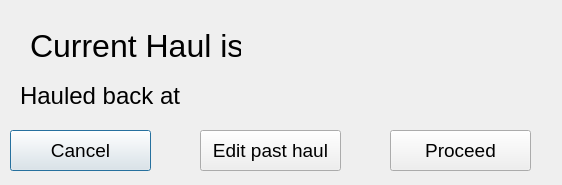
guyuhong/CLAMS, file ui/ProcessDlg.ui: the form before one commit.
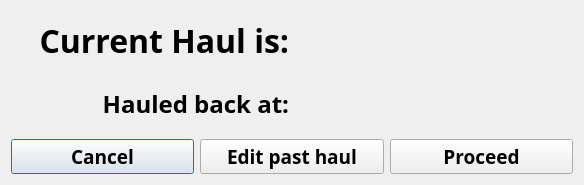
The form after the commit.

Commit message:
Updated CLAMSMain, CLAMSProcess and some related dialogs
All modules called from CLAMSProcess are commented out. Can uncomment as those modules are updated.

```diff
--- a/ui/ProcessDlg.ui
+++ b/ui/ProcessDlg.ui
@@ -6,7 +6,7 @@
    <rect>
     <x>0</x>
     <y>0</y>
-    <width>562</width>
+    <width>584</width>
     <height>185</height>
    </rect>
   </property>
@@ -19,132 +19,131 @@
   <property name="windowTitle">
    <string>Process Haul</string>
   </property>
+  <layout class="QVBoxLayout" name="verticalLayout">
+   <item>
+    <layout class="QHBoxLayout" name="horizontalLayout_3">
+     <item>
   <widget class="QLabel" name="label">
-   <property name="geometry">
-    <rect>
-     <x>30</x>
-     <y>20</y>
-     <width>211</width>
-     <height>51</height>
-    </rect>
-   </property>
    <property name="font">
     <font>
+         <family>Arial Black</family>
      <pointsize>24</pointsize>
+         <weight>75</weight>
+         <bold>true</bold>
     </font>
    </property>
    <property name="text">
-    <string>Current Haul is</string>
-   </property>
-  </widget>
+        <string>Current Haul is:</string>
+       </property>
+       <property name="alignment">
+        <set>Qt::AlignRight|Qt::AlignTrailing|Qt::AlignVCenter</set>
+       </property>
+      </widget>
+     </item>
+     <item>
   <widget class="QLabel" name="haulLabel">
-   <property name="geometry">
-    <rect>
-     <x>280</x>
-     <y>20</y>
-     <width>111</width>
-     <height>51</height>
-    </rect>
-   </property>
+       <property name="font">
+        <font>
+         <family>Arial Black</family>
+         <pointsize>24</pointsize>
+         <weight>75</weight>
+         <bold>true</bold>
+        </font>
+       </property>
+       <property name="text">
+        <string/>
+       </property>
+      </widget>
+     </item>
+    </layout>
+   </item>
+   <item>
+    <layout class="QHBoxLayout" name="horizontalLayout_2">
+     <item>
+      <widget class="QLabel" name="label_2">
    <property name="font">
     <font>
+         <family>Arial Black</family>
+         <pointsize>18</pointsize>
+         <weight>75</weight>
+         <bold>true</bold>
+        </font>
+       </property>
+       <property name="text">
+        <string>Hauled back at:</string>
+       </property>
+       <property name="alignment">
+        <set>Qt::AlignRight|Qt::AlignTrailing|Qt::AlignVCenter</set>
+       </property>
+      </widget>
+     </item>
+     <item>
+      <widget class="QLabel" name="timeLabel">
+       <property name="font">
+        <font>
+         <family>Arial Black</family>
      <pointsize>24</pointsize>
+         <weight>75</weight>
+         <bold>true</bold>
     </font>
    </property>
    <property name="text">
     <string/>
    </property>
   </widget>
+     </item>
+    </layout>
+   </item>
+   <item>
+    <layout class="QHBoxLayout" name="horizontalLayout">
+     <item>
   <widget class="QPushButton" name="cancelBtn">
-   <property name="geometry">
-    <rect>
-     <x>10</x>
-     <y>130</y>
-     <width>141</width>
-     <height>41</height>
-    </rect>
-   </property>
    <property name="font">
     <font>
+         <family>Arial Black</family>
      <pointsize>14</pointsize>
+         <weight>75</weight>
+         <bold>true</bold>
     </font>
    </property>
    <property name="text">
     <string>Cancel</string>
    </property>
   </widget>
+     </item>
+     <item>
   <widget class="QPushButton" name="editBtn">
-   <property name="geometry">
-    <rect>
-     <x>200</x>
-     <y>130</y>
-     <width>141</width>
-     <height>41</height>
-    </rect>
-   </property>
    <property name="font">
     <font>
+         <family>Arial Black</family>
      <pointsize>14</pointsize>
+         <weight>75</weight>
+         <bold>true</bold>
     </font>
    </property>
    <property name="text">
     <string>Edit past haul</string>
    </property>
   </widget>
+     </item>
+     <item>
   <widget class="QPushButton" name="procBtn">
-   <property name="geometry">
-    <rect>
-     <x>390</x>
-     <y>130</y>
-     <width>141</width>
-     <height>41</height>
-    </rect>
-   </property>
    <property name="font">
     <font>
+         <family>Arial Black</family>
      <pointsize>14</pointsize>
+         <weight>75</weight>
+         <bold>true</bold>
     </font>
    </property>
    <property name="text">
     <string>Proceed</string>
    </property>
   </widget>
-  <widget class="QLabel" name="label_2">
-   <property name="geometry">
-    <rect>
-     <x>20</x>
-     <y>70</y>
-     <width>161</width>
-     <height>51</height>
-    </rect>
-   </property>
-   <property name="font">
-    <font>
-     <pointsize>18</pointsize>
-    </font>
-   </property>
-   <property name="text">
-    <string>Hauled back at</string>
-   </property>
-  </widget>
-  <widget class="QLabel" name="timeLabel">
-   <property name="geometry">
-    <rect>
-     <x>200</x>
-     <y>70</y>
-     <width>351</width>
-     <height>41</height>
-    </rect>
-   </property>
-   <property name="font">
-    <font>
-     <pointsize>24</pointsize>
-    </font>
-   </property>
-   <property name="text">
-    <string/>
-   </property>
-  </widget>
+     </item>
+    </layout>
+   </item>
+  </layout>
  </widget>
  <resources/>
  <connections/>
```
Lines whose indentation alone changed are shown as unchanged. The commit also changes 21 other files.
